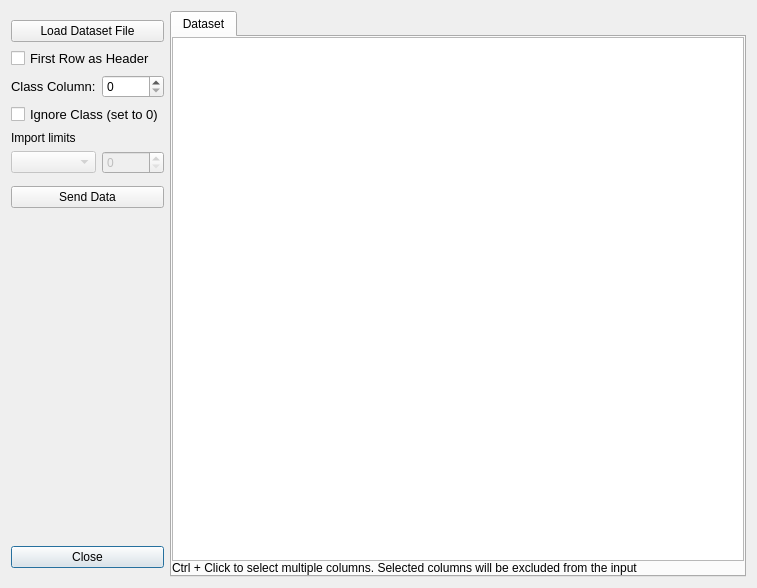
Above: Core/dataImport.ui from b4silio/MLDemos before the change. Below: the same form after it.
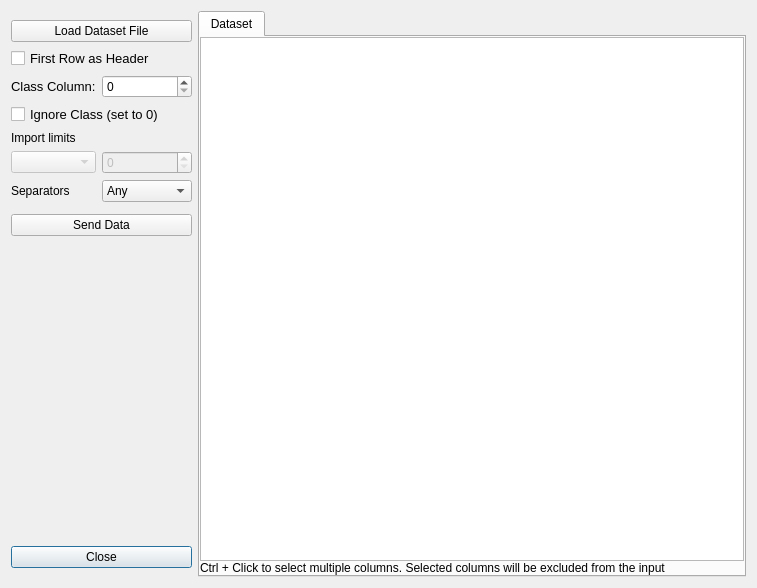
That is the form after the change.

Patch:
```diff
--- a/Core/dataImport.ui
+++ b/Core/dataImport.ui
@@ -62,7 +62,7 @@
         </layout>
        </widget>
       </item>
-      <item row="13" column="0" colspan="2">
+      <item row="14" column="0" colspan="2">
        <spacer name="verticalSpacer">
         <property name="orientation">
          <enum>Qt::Vertical</enum>
@@ -75,7 +75,7 @@
         </property>
        </spacer>
       </item>
-      <item row="14" column="0" colspan="2">
+      <item row="15" column="0" colspan="2">
        <widget class="QPushButton" name="closeButton">
         <property name="font">
          <font>
@@ -155,7 +155,7 @@
         </property>
        </widget>
       </item>
-      <item row="11" column="0" colspan="2">
+      <item row="12" column="0" colspan="2">
        <widget class="QPushButton" name="dumpButton">
         <property name="text">
          <string>Send Data</string>
@@ -169,6 +169,52 @@
         </property>
        </widget>
       </item>
+      <item row="9" column="1">
+       <widget class="QComboBox" name="separatorCombo">
+        <property name="font">
+         <font>
+          <pointsize>9</pointsize>
+         </font>
+        </property>
+        <item>
+         <property name="text">
+          <string>Any</string>
+         </property>
+        </item>
+        <item>
+         <property name="text">
+          <string>Comma</string>
+         </property>
+        </item>
+        <item>
+         <property name="text">
+          <string>SemiColon</string>
+         </property>
+        </item>
+        <item>
+         <property name="text">
+          <string>Tab</string>
+         </property>
+        </item>
+        <item>
+         <property name="text">
+          <string>Space</string>
+         </property>
+        </item>
+       </widget>
+      </item>
+      <item row="9" column="0">
+       <widget class="QLabel" name="label_4">
+        <property name="font">
+         <font>
+          <pointsize>9</pointsize>
+         </font>
+        </property>
+        <property name="text">
+         <string>Separators</string>
+        </property>
+       </widget>
+      </item>
      </layout>
     </widget>
    </item>
```
Left out of the diff: 7 changed lines with no effect on the pictures.
